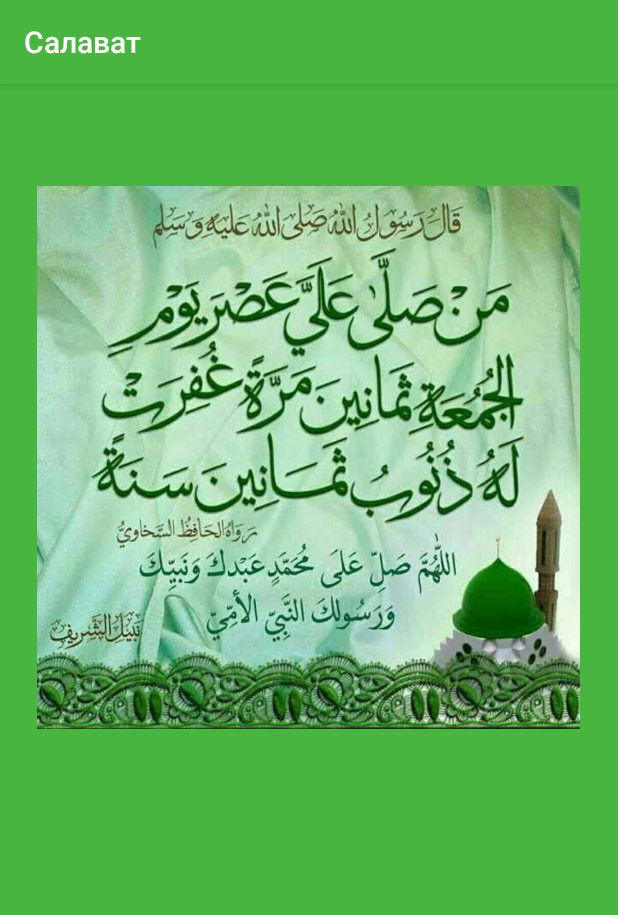
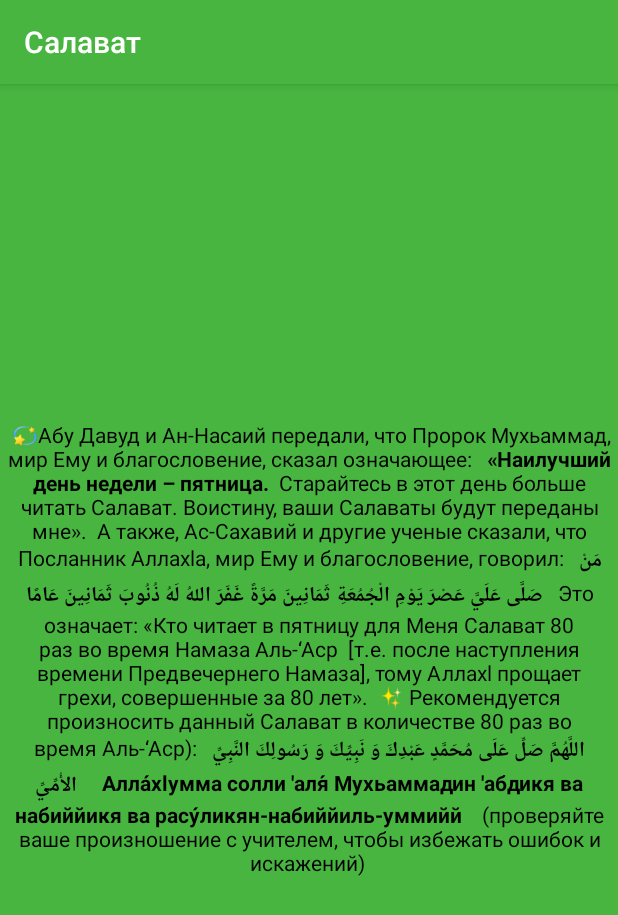
Before and after one commit to myr4ik07/Tasbih, an Android app: the Page1Activity screen opened directly, with no data from a screen before it, on a phone screen of 412 x 824 dp. Shown: the top 915 px of the screen. Run offline under Robolectric (Android 15) with nearby library versions, the phone set to English and light mode, and no system bars.

```diff
--- a/app/src/main/res/layout/avtivity_page1.xml
+++ b/app/src/main/res/layout/avtivity_page1.xml
@@ -2,20 +2,35 @@
 <android.support.constraint.ConstraintLayout xmlns:android="http://schemas.android.com/apk/res/android"
     xmlns:app="http://schemas.android.com/apk/res-auto"
     xmlns:tools="http://schemas.android.com/tools"
-    android:id="@+id/scrollView2"
     android:layout_width="match_parent"
     android:layout_height="match_parent"
-    android:background="@color/colorPrimary">
+    android:background="@color/colorPrimary"
+    android:scrollbarThumbHorizontal="@color/colorAccent"
+    android:scrollbarThumbVertical="@color/colorAccent"
+    android:scrollbarTrackHorizontal="@color/colorAccent">
 
-    <ImageView
-        android:id="@+id/imageView"
-        android:layout_width="362dp"
-        android:layout_height="498dp"
-        android:contentDescription="@string/todo"
-        android:foregroundGravity="top"
+    <ScrollView
+        android:id="@+id/SCROLLER_ID"
+        android:layout_width="wrap_content"
+        android:layout_height="wrap_content"
+        android:fillViewport="true"
+        android:scrollbars="vertical"
+        app:layout_constraintBottom_toBottomOf="parent"
         app:layout_constraintEnd_toEndOf="parent"
-        app:layout_constraintHorizontal_bias="0.49"
         app:layout_constraintStart_toStartOf="parent"
-        app:layout_constraintTop_toTopOf="parent"
-        app:srcCompat="@drawable/img1" />
+        app:layout_constraintTop_toTopOf="parent">
+
+        <TextView
+            android:id="@+id/textView2"
+            android:layout_width="wrap_content"
+            android:layout_height="wrap_content"
+            android:text="@string/S1"
+            android:textAlignment="center"
+            android:textColor="@color/colorAccent"
+            android:textColorHighlight="@color/colorAccent"
+            android:textColorHint="@color/colorAccent"
+            android:textColorLink="@color/colorAccent" />
+
+    </ScrollView>
+
 </android.support.constraint.ConstraintLayout>
--- a/app/src/main/res/values/strings.xml
+++ b/app/src/main/res/values/strings.xml
@@ -5,7 +5,7 @@
     <string name="h">Таhліль</string>
     <string name="T1">
         70 тысяч раз произнесение Таhлиля \n\n
-        (Ляя иляяhа илляллааh) \n\n
+       <b> (Ляя иляяhа илляллааh) </b>\n\n
 
         с намерением ради Аллаhа является выкупом из огня ада.\n \n
         Мусульманин читает этот Зикр с хорошим намерением, \n чтобы это стало выкупом для него из огня ада, \n
@@ -36,6 +36,30 @@
         Даже если оно не будет сопровождаться в течение чтения всего Зикра.
 
     </string>
+    <string name="S1">
+        💫Абу Давуд и Ан-Насаий передали, что Пророк Мухьаммад, мир Ему и благословение, сказал означающее:
+        <br></br>
+      <b>  «Наилучший день недели – пятница.</b> <br></br> Старайтесь в этот день больше читать Салават. Воистину, ваши Салаваты будут переданы мне».
+        <br></br><br></br>
+А также, Ас-Сахавий и другие ученые сказали, что Посланник Аллахlа, мир Ему и благословение, говорил:
+        <br></br><br></br>
+        <b>
+مَنْ صَلَّى عَلَيَّ عَصْرَ يَوْمِ الْجُمُعَةِ ثَمَانِينَ مَرَّةً غَفَرَ اللهُ لَهُ ذُنُوبَ ثَمَانِينَ عَامًا
+        </b>
+<br></br><br></br>
+Это означает: «Кто читает в пятницу для Меня Салават 80 раз во время Намаза Аль-‘Аср <br></br>
+        [т.е. после наступления времени Предвечернего Намаза], тому Аллахl прощает грехи, совершенные за 80 лет».
+        <br></br><br></br>
+✨ Рекомендуется произносить данный Салават в количестве 80 раз во время Аль-‘Аср):
+        <br></br><br></br>
+        <b>
+اللَّهُمَّ صَلِّ عَلَى مُحَمَّدٍ عَبْدِكَ وَ نَبِيِّكَ وَ رَسُولِكَ النَّبِيِّ الأُمِّيِّ
+        </b>
+<br></br><br></br>
+        <b>
+" Алла́хlумма солли 'аля́ Мухьаммадин 'абдикя ва набиййикя ва расу́ликян-набиййиль-уммийй "      </b> <br></br><br></br>
+(проверяйте ваше произношение с учителем, чтобы избежать ошибок и искажений) \n
+    </string>
     <string name="todo">TODO</string>
     <string name="page3">Історія Таhліль</string>
     <string name="b1">Всього прочитано Таhліль</string>
--- a/build.gradle
+++ b/build.gradle
@@ -6,7 +6,7 @@ buildscript {
         google()
     }
     dependencies {
-        classpath 'com.android.tools.build:gradle:4.2.0'
+        classpath 'com.android.tools.build:gradle:4.2.1'
 
         // NOTE: Do not place your application dependencies here; they belong
         // in the individual module build.gradle files
```
Also changed, not shown: app/build.gradle (+9 -9 lines), app/src/main/res/layout-v21/activity_main.xml (+45 -46 lines).
